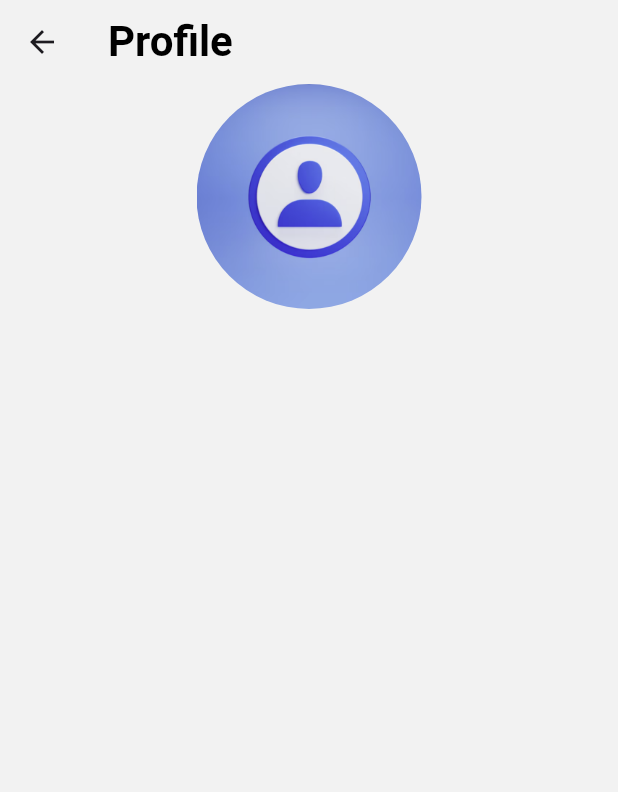
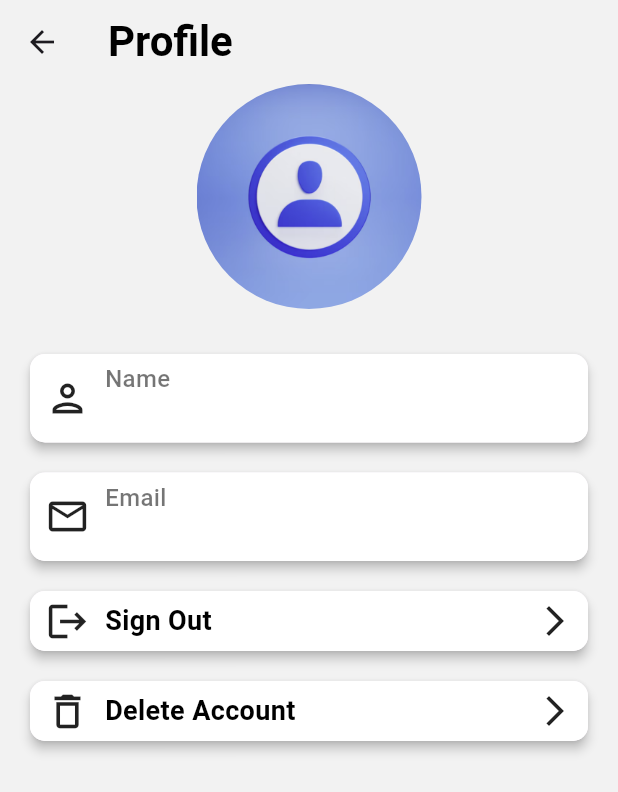
Before and after one commit to samarth-5/Trendy-Kart, a Flutter app: the Profile screen opened directly, on a phone screen of 412 x 824 dp. Shown: the top 792 px of the screen. Run offline on Flutter 3.47's test engine with Material 3 defaults, Android fonts, the phone set to English and light mode, and no system bars; our stand-ins replace cloud_firestore, curved_navigation_bar, firebase_auth, firebase_core, firebase_storage, image_picker and 2 more; missing offline and left inert: flutter_stripe; accounts and stored records are empty.

Commit message:
completed profile page

```diff
--- a/lib/pages/profile.dart
+++ b/lib/pages/profile.dart
@@ -100,6 +100,118 @@ class _ProfileState extends State<Profile> {
                             ),
                           ),
                         ),
+
+                  const SizedBox(height: 30,),
+                  Container(
+                    margin: const EdgeInsets.only(left: 20, right: 20),
+                    child: Material(
+                      elevation: 3,
+                      borderRadius: BorderRadius.circular(10),
+                      child: Container(
+                        padding: const EdgeInsets.only(left: 10, right: 10, top:5, bottom: 5),
+                        width: MediaQuery.of(context).size.width,
+                        decoration: BoxDecoration(
+                          color: Colors.white,
+                          borderRadius: BorderRadius.circular(10),
+                        ),
+                        child: Row(
+                          children: [
+                            const Icon(Icons.person_outlined, size: 30,),
+                            const SizedBox(width: 10,),
+                            Column(
+                              crossAxisAlignment: CrossAxisAlignment.start,
+                              children: [
+                                Text("Name", style: AppWidget.superLightTextFieldStyle(),),
+                                Text(name!, style: AppWidget.semiBoldTextFieldStyle(),)
+                              ],
+                            ),
+                          ],
+                        ),
+                      ),
+                    ),
+                  ),
+
+                  const SizedBox(height: 20,),
+                  Container(
+                    margin: const EdgeInsets.only(left: 20, right: 20),
+                    child: Material(
+                      elevation: 3,
+                      borderRadius: BorderRadius.circular(10),
+                      child: Container(
+                        padding: const EdgeInsets.only(left: 10, top:5, bottom: 5),
+                        width: MediaQuery.of(context).size.width,
+                        decoration: BoxDecoration(
+                          color: Colors.white,
+                          borderRadius: BorderRadius.circular(10),
+                        ),
+                        child: Row(
+                          children: [
+                            const Icon(Icons.mail_outlined, size: 30,),
+                            const SizedBox(width: 10,),
+                            Column(
+                              crossAxisAlignment: CrossAxisAlignment.start,
+                              children: [
+                                Text("Email", style: AppWidget.superLightTextFieldStyle(),),
+                                Text(email!, style: AppWidget.semiBoldTextFieldStyle(),)
+                              ],
+                            ),
+                          ],
+                        ),
+                      ),
+                    ),
+                  ),
+
+                  const SizedBox(height: 20,),
+                  Container(
+                    margin: const EdgeInsets.only(left: 20, right: 20),
+                    child: Material(
+                      elevation: 3,
+                      borderRadius: BorderRadius.circular(10),
+                      child: Container(
+                        padding: const EdgeInsets.only(left: 10, right: 10, top:5, bottom: 5),
+                        width: MediaQuery.of(context).size.width,
+                        decoration: BoxDecoration(
+                          color: Colors.white,
+                          borderRadius: BorderRadius.circular(10),
+                        ),
+                        child: Row(
+                          children: [
+                            const Icon(Icons.logout, size: 30,),
+                            const SizedBox(width: 10,),
+                            Text("Sign Out", style: AppWidget.semiBoldTextFieldStyle(),),
+                            const Spacer(),
+                            const Icon(Icons.arrow_forward_ios_outlined),
+                          ],
+                        ),
+                      ),
+                    ),
+                  ),
+
+                  const SizedBox(height: 20,),
+                  Container(
+                    margin: const EdgeInsets.only(left: 20, right: 20),
+                    child: Material(
+                      elevation: 3,
+                      borderRadius: BorderRadius.circular(10),
+                      child: Container(
+                        padding: const EdgeInsets.only(left: 10, right: 10, top:5, bottom: 5),
+                        width: MediaQuery.of(context).size.width,
+                        decoration: BoxDecoration(
+                          color: Colors.white,
+                          borderRadius: BorderRadius.circular(10),
+                        ),
+                        child: Row(
+                          children: [
+                            const Icon(Icons.delete_outline, size: 30,),
+                            const SizedBox(width: 10,),
+                            Text("Delete Account", style: AppWidget.semiBoldTextFieldStyle(),),
+                            const Spacer(),
+                            const Icon(Icons.arrow_forward_ios_outlined),
+                          ],
+                        ),
+                      ),
+                    ),
+                  )
                 ],
               ),
             ),
```
